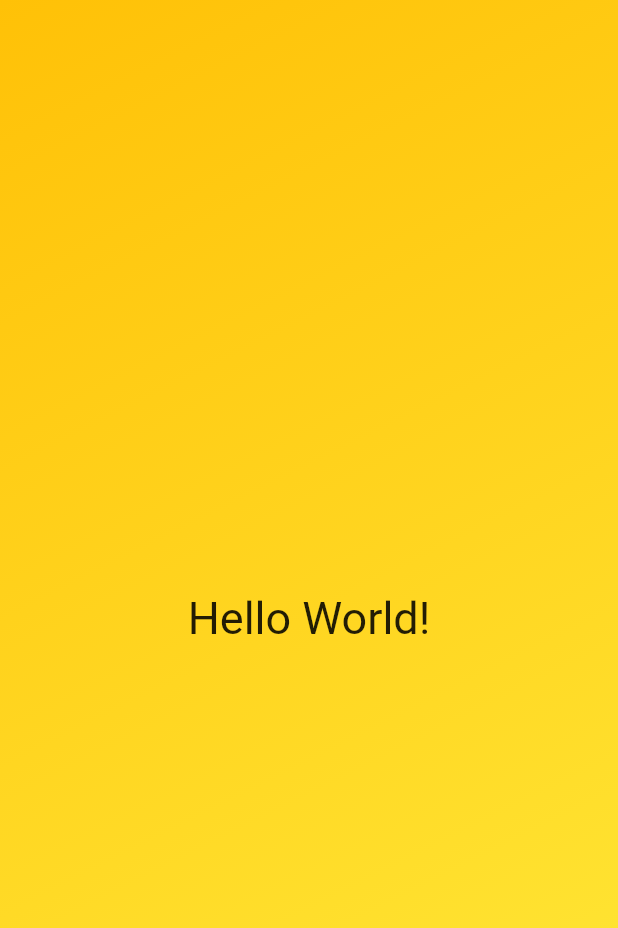
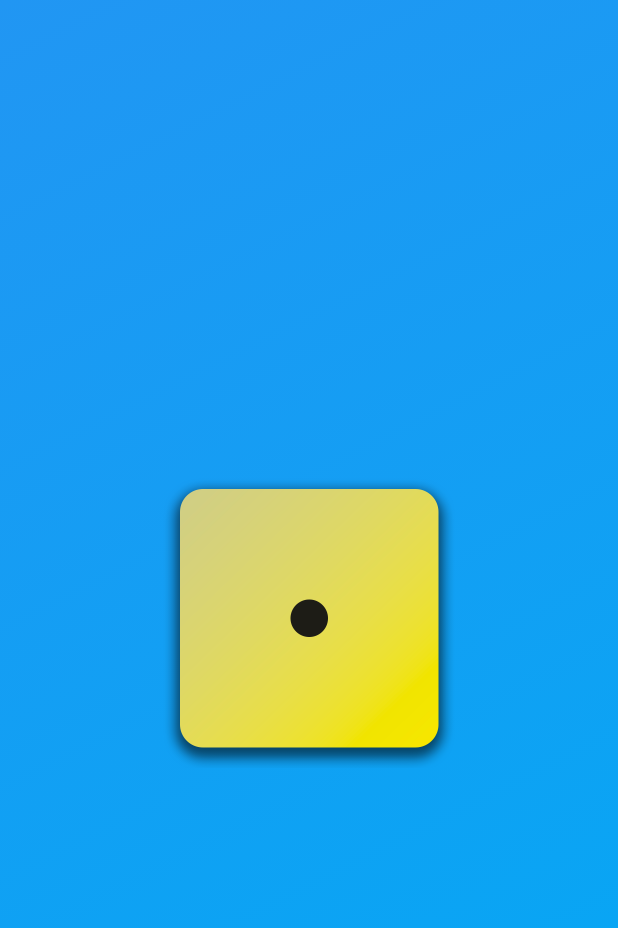
Before and after one commit to Chloe-R-Rowley/roll_dice_app, a Flutter app: the screen it shows after launch, on a phone screen of 412 x 824 dp. Shown: the top 928 px of the screen. Run offline on Flutter 3.47's test engine with Material 2 defaults, Android fonts, the phone set to English and light mode, and no system bars.

Commit message:
added image

```diff
--- a/lib/gradient_container.dart
+++ b/lib/gradient_container.dart
@@ -1,6 +1,4 @@
 import 'package:flutter/material.dart';
-
-import 'package:roll_dice_app/styled_text.dart';
 
 const startAlignment = Alignment.topLeft;
 const endAlignment = Alignment.bottomRight;
@@ -19,8 +17,11 @@ class GradientContainer extends StatelessWidget {
           end: endAlignment,
         ),
       ),
-      child: const Center(
-        child: StyledText('Hello World!'),
+      child: Center(
+        child: Image.asset(
+          'assets/images/dice-1.png',
+          width: 200,
+        ),
       ),
     );
   }
--- a/lib/main.dart
+++ b/lib/main.dart
@@ -6,7 +6,7 @@ void main() {
   runApp(
     const MaterialApp(
       home: Scaffold(
-        body: GradientContainer(Colors.amber, Colors.yellow),
+        body: GradientContainer(Colors.blue, Colors.lightBlue),
       ),
     ),
   );
```
Also changed, not shown: pubspec.yaml (+7 -3 lines), assets/images/dice-1.png (added), assets/images/dice-2.png (added), assets/images/dice-3.png (added), assets/images/dice-4.png (added), assets/images/dice-5.png (added), assets/images/dice-6.png (added).
